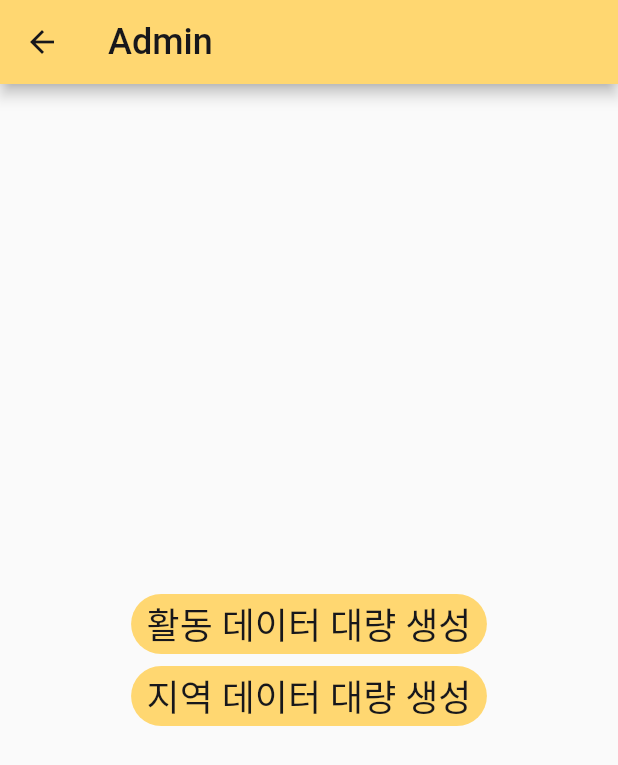
After one commit to sprisao/GetX-Timing, a Flutter app: the screen it shows after launch, item 4 of the bottom bar chosen, after a tap on "관리자 페이지 이동", on a phone screen of 412 x 824 dp. The commit adds this screen. Shown: the top 765 px of the screen. Run offline on Flutter 3.47's test engine with Material 2 defaults, Android fonts, the phone set to English and light mode, and no system bars; missing offline and left inert: amplify_api, amplify_auth_cognito, amplify_authenticator, amplify_datastore, amplify_flutter; Roboto replaces fonts that are missing (Pretendard); statements that could not run were skipped.

Commit message:
AdminScreen 추가

```diff
--- /dev/null
+++ b/lib/view/admin_screen.dart
@@ -0,0 +1,114 @@
+import 'dart:convert';
+
+import 'package:amplify_flutter/amplify_flutter.dart';
+import 'package:flutter/material.dart';
+import 'package:flutter/services.dart';
+import 'package:provider/provider.dart';
+
+import '../viewmodel/timing_viewmodel.dart';
+
+class AdminScreen extends StatefulWidget {
+  const AdminScreen({Key? key}) : super(key: key);
+
+  @override
+  State<AdminScreen> createState() => _AdminScreenState();
+}
+
+class _AdminScreenState extends State<AdminScreen> {
+
+  Future<List<LocalActivityItem>> getLocalActivityItems() async{
+    String jsonString = await rootBundle.loadString('assets/activity_item.json');
+    final jsonData = json.decode(jsonString);
+    List<LocalActivityItem> localActivityItems = [];
+    for (var item in jsonData) {
+      String category = item['activitycategoryID'];
+      for (var activityItem in item['items']) {
+        localActivityItems.add(LocalActivityItem(
+          name: activityItem['name'],
+          emoji: activityItem['emoji'],
+          titleKR: activityItem['titleKR'],
+          category: category,
+        ));
+      }
+    }
+    return localActivityItems;
+  }
+
+  Future<List<LocalLocationItem>> getLocalLocationItems() async{
+    String jsonString = await rootBundle.loadString('assets/location_list.json');
+    final jsonData = json.decode(jsonString);
+    List<LocalLocationItem> localLocationItems = [];
+    for (var item in jsonData) {
+      localLocationItems.add(LocalLocationItem(
+        name: item['name'],
+        titleEN: item['titleEN'],
+        titleKR: item['titleKR'],
+      ));
+    }
+    return localLocationItems;
+  }
+  @override
+  Widget build(BuildContext context) {
+    return Consumer<TimingViewModel>(builder: (context, viewModel, child)
+    {
+      return Scaffold(
+        appBar: AppBar(
+          title: Text('Admin'),
+        ),
+        body: Center(
+          child: Column(
+            mainAxisAlignment: MainAxisAlignment.center,
+            children: [
+              FilledButton(
+                  onPressed: () {
+                    Future<List<
+                        LocalActivityItem>> localActivityItems = getLocalActivityItems();
+                    localActivityItems.then((value) {
+                      for (var item in value) {
+                        safePrint(item.titleKR);
+                        viewModel.createActivityItem(
+                            name: item.name,
+                            emoji: item.emoji,
+                            titleKR: item.titleKR,
+                            category: item.category);
+                      }
+                    });
+                  },
+                  child: const Text('활동 데이터 대량 생성')
+              ),
+              FilledButton(onPressed: () {
+                Future<List<
+                    LocalLocationItem>> localLocationItems = getLocalLocationItems();
+                localLocationItems.then((value) {
+                  for (var item in value) {
+                    safePrint(item.titleKR);
+                    viewModel.createLocationItem(
+                        name: item.name,
+                        titleEN: item.titleEN,
+                        titleKR: item.titleKR);
+                  }
+                });
+              }, child: const Text('지역 데이터 대량 생성')),
+
+            ],
+          ),
+        ),
+      );
+    });
+  }
+}
+
+class LocalActivityItem {
+  String name;
+  String emoji;
+  String titleKR;
+  String category;
+  LocalActivityItem({required this.name, required this.emoji, required this.titleKR, required this.category});
+}
+
+class LocalLocationItem {
+  String name;
+  String titleEN;
+  String titleKR;
+  LocalLocationItem({required this.name, required this.titleEN, required this.titleKR});
+}
--- a/lib/view/profile_screen.dart
+++ b/lib/view/profile_screen.dart
@@ -1,4 +1,5 @@
 import 'package:flutter/material.dart';
+import 'package:timing/view/admin_screen.dart';
 
 class ProfileScreen extends StatefulWidget {
   const ProfileScreen({Key? key}) : super(key: key);
@@ -13,11 +14,21 @@ class _ProfileScreenState extends State<ProfileScreen> {
     return Center(
       child: Column(
         mainAxisAlignment: MainAxisAlignment.center,
-        children: const <Widget>[
-          Text(
+        children: <Widget>[
+          const Text(
             'Profile Screen',
             style: TextStyle(fontSize: 24),
           ),
+          FilledButton(
+              onPressed: () {
+                Navigator.push(
+                  context,
+                  MaterialPageRoute(
+                    builder: (context) => const AdminScreen(),
+                  ),
+                );
+              },
+              child: const Text('관리자 페이지 이동'))
         ],
       ),
     );
```
Also changed, not shown: lib/view/add_schedule_screen.dart (+9 -87 lines).
